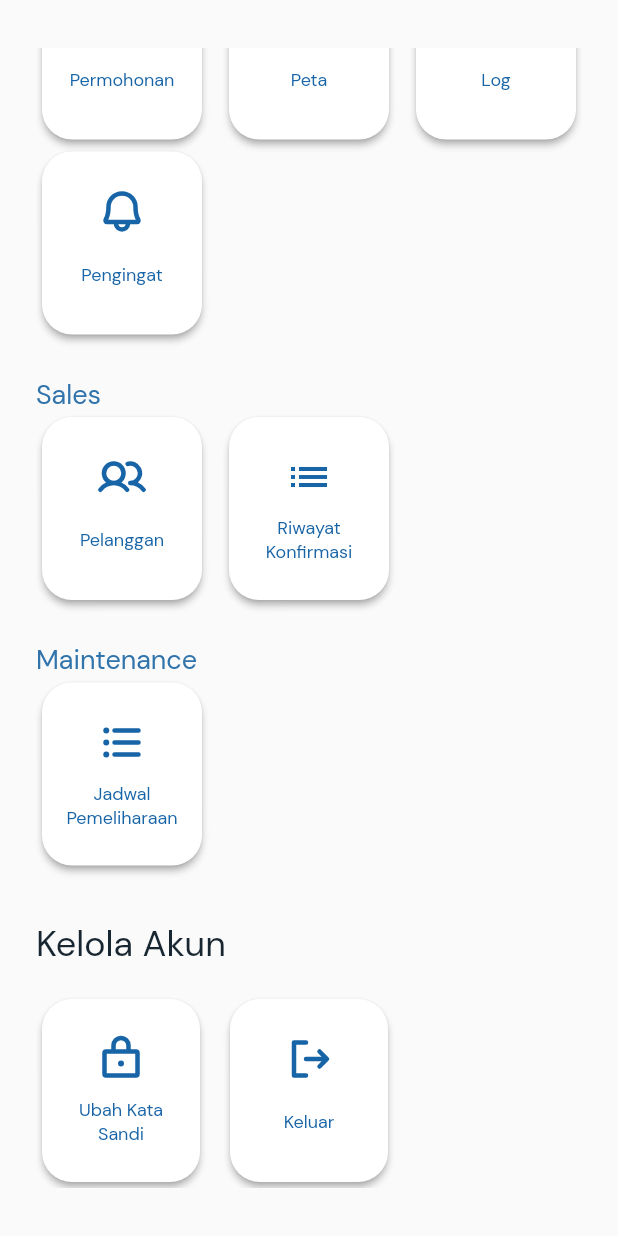
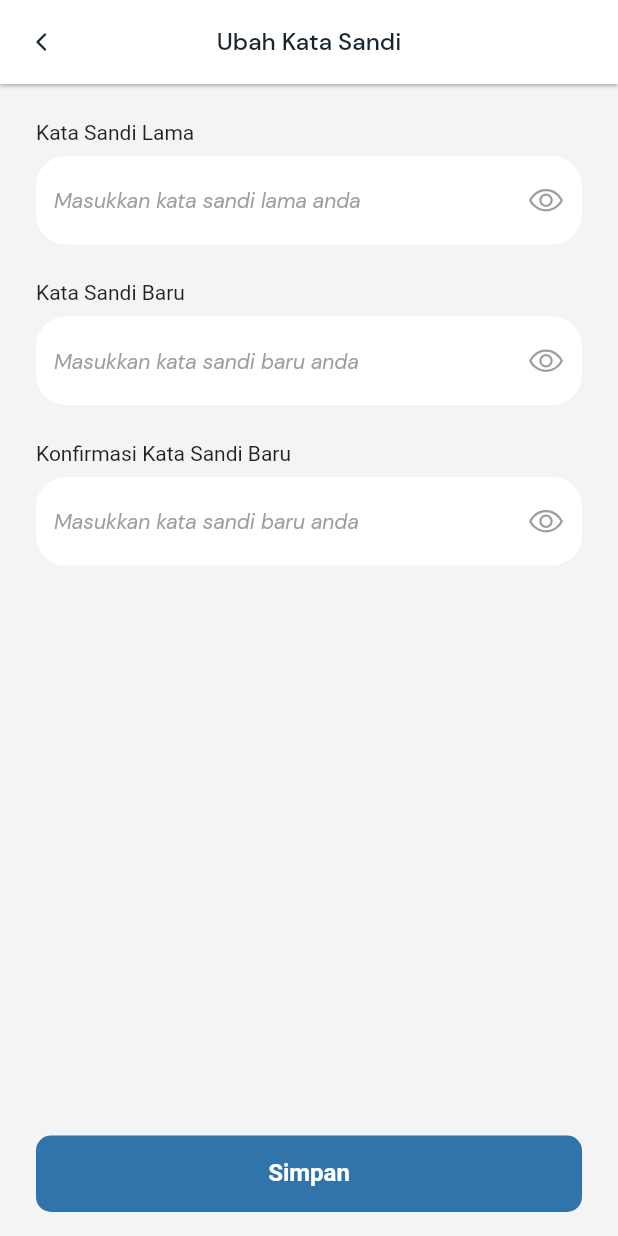
Before and after one commit to melianapang/maintenance-sales-lift-app, a Flutter app: the HomeView screen opened by its route, scrolled down 243 dp, after a tap on "Ubah Kata Sandi", on a phone screen of 412 x 824 dp. Run offline on Flutter 3.47's test engine with Material 2 defaults, Android fonts, the phone set to English and light mode, and no system bars; our stand-ins replace dio, phosphor_flutter; missing offline and left inert: dart:ffi; network calls fail.

Commit message:
feat(account): edit profile and change pass view

```diff
--- /dev/null
+++ b/lib/core/viewmodels/change_password/change_password_view_model.dart
@@ -0,0 +1,35 @@
+import 'package:rejo_jaya_sakti_apps/core/viewmodels/base_view_model.dart';
+
+class ChangePasswordViewModel extends BaseViewModel {
+  ChangePasswordViewModel();
+
+  bool? _isValid;
+  bool? get isValid => _isValid;
+
+  bool _showOldPassword = false;
+  bool get showOldPassword => _showOldPassword;
+
+  bool _showNewPassword = false;
+  bool get showNewPassword => _showNewPassword;
+
+  bool _showConfirmNewPassword = false;
+  bool get showConfirmNewPassword => _showConfirmNewPassword;
+
+  @override
+  Future<void> initModel() async {}
+
+  void setShowOldPassword(bool value) {
+    _showOldPassword = value;
+    notifyListeners();
+  }
+
+  void setShowNewPassword(bool value) {
+    _showNewPassword = value;
+    notifyListeners();
+  }
+
+  void setShowConfirmNewPassword(bool value) {
+    _showConfirmNewPassword = value;
+    notifyListeners();
+  }
+}
--- a/lib/router.dart
+++ b/lib/router.dart
@@ -4,6 +4,8 @@ import 'package:rejo_jaya_sakti_apps/core/models/profile_data_model.dart';
 import 'package:rejo_jaya_sakti_apps/core/models/role_model.dart';
 import 'package:rejo_jaya_sakti_apps/ui/views/home_view.dart';
 import 'package:rejo_jaya_sakti_apps/ui/views/login_view.dart';
+import 'package:rejo_jaya_sakti_apps/ui/views/manage_account/change_password_view.dart';
+import 'package:rejo_jaya_sakti_apps/ui/views/manage_account/edit_profile_view.dart';
 import 'package:rejo_jaya_sakti_apps/ui/views/splash_screen_view.dart';
 
 final RouteObserver<PageRoute<dynamic>> routeObserver =
@@ -49,6 +51,26 @@ class AppRouter {
             profileData: param,
           ),
         );
+      case Routes.editProfile:
+        final ProfileData param = settings.arguments is ProfileData
+            ? settings.arguments as ProfileData
+            : ProfileData(
+                username: '',
+                firstName: '',
+                lastName: '',
+                notelp: '',
+                email: '',
+                address: '',
+                city: '',
+                role: Role.Admin,
+              );
+        return buildRoute(
+          builder: (_) => EditProfileView(profileData: param),
+        );
+      case Routes.changePassword:
+        return buildRoute(
+          builder: (_) => const ChangePasswordView(),
+        );
     }
   }
 }
--- /dev/null
+++ b/lib/ui/shared/app_bars.dart
@@ -0,0 +1,41 @@
+import 'package:flutter/material.dart';
+import 'package:phosphor_flutter/phosphor_flutter.dart';
+
+import '../../core/app_constants/colors.dart';
+import '../../core/utilities/text_styles.dart';
+
+PreferredSizeWidget buildDefaultAppBar(
+  BuildContext context, {
+  required String title,
+  bool centerTitle = true,
+  bool isBackEnabled = false,
+  List<Widget>? actions,
+}) {
+  return AppBar(
+    title: Text(
+      title,
+      style: buildTextStyle(
+        fontSize: 16.0,
+        fontWeight: 500,
+        fontColor: MyColors.darkBlue01,
+      ),
+    ),
+    backgroundColor: MyColors.white,
+    centerTitle: centerTitle,
+    elevation: 1,
+    automaticallyImplyLeading: isBackEnabled,
+    leading: isBackEnabled
+        ? GestureDetector(
+            onTap: () {
+              Navigator.maybePop(context);
+            },
+            child: const Icon(
+              PhosphorIcons.caretLeftBold,
+              color: MyColors.darkBlue01,
+              size: 16,
+            ),
+          )
+        : null,
+    actions: actions,
+  );
+}
--- /dev/null
+++ b/lib/ui/views/manage_account/change_password_view.dart
@@ -0,0 +1,122 @@
+import 'package:flutter/material.dart';
+import 'package:phosphor_flutter/phosphor_flutter.dart';
+import 'package:rejo_jaya_sakti_apps/core/app_constants/colors.dart';
+import 'package:rejo_jaya_sakti_apps/core/viewmodels/change_password/change_password_view_model.dart';
+import 'package:rejo_jaya_sakti_apps/core/viewmodels/view_model.dart';
+import 'package:rejo_jaya_sakti_apps/ui/shared/app_bars.dart';
+import 'package:rejo_jaya_sakti_apps/ui/shared/spacings.dart';
+import 'package:rejo_jaya_sakti_apps/ui/widgets/buttons.dart';
+import 'package:rejo_jaya_sakti_apps/ui/widgets/text_inputs.dart';
+
+class ChangePasswordView extends StatefulWidget {
+  const ChangePasswordView({super.key});
+
+  @override
+  State<ChangePasswordView> createState() => _ChangePasswordViewState();
+}
+
+class _ChangePasswordViewState extends State<ChangePasswordView> {
+  final TextEditingController oldPwdController = TextEditingController();
+  final TextEditingController newPwdController = TextEditingController();
+  final TextEditingController confirmNewPwdController = TextEditingController();
+  @override
+  Widget build(BuildContext context) {
+    return ViewModel<ChangePasswordViewModel>(
+      model: ChangePasswordViewModel(),
+      onModelReady: (ChangePasswordViewModel model) async {
+        await model.initModel();
+      },
+      builder: (_, model, __) {
+        return Scaffold(
+          backgroundColor: MyColors.lightGreyBackground,
+          appBar: buildDefaultAppBar(
+            context,
+            title: "Ubah Kata Sandi",
+            isBackEnabled: true,
+          ),
+          bottomNavigationBar: ButtonWidget.bottomSingleButton(
+            buttonType: ButtonType.primary,
+            onTap: () {},
+            text: 'Simpan',
+          ),
+          body: SingleChildScrollView(
+            child: Padding(
+              padding: const EdgeInsets.all(
+                24.0,
+              ),
+              child: Column(
+                children: [
+                  TextInput.editable(
+                    label: "Kata Sandi Lama",
+                    onChangedListener: (text) {},
+                    isPassword: !model.showOldPassword,
+                    suffixIcon: GestureDetector(
+                      onTap: () =>
+                          model.setShowOldPassword(!model.showOldPassword),
+                      child: Icon(
+                        model.showOldPassword
+                            ? PhosphorIcons.eyeClosed
+                            : PhosphorIcons.eye,
+                        color: model.isValid == false
+                            ? Colors.redAccent
+                            : MyColors.greyColor,
+                      ),
+                    ),
+                    hintText: "Masukkan kata sandi lama anda",
+                    errorText: model.isValid == false
+                        ? "Your username is wrong"
+                        : null,
+                  ),
+                  Spacings.vert(24),
+                  TextInput.editable(
+                    label: "Kata Sandi Baru",
+                    onChangedListener: (text) {},
+                    isPassword: !model.showNewPassword,
+                    suffixIcon: GestureDetector(
+                      onTap: () =>
+                          model.setShowNewPassword(!model.showNewPassword),
+                      child: Icon(
+                        model.showNewPassword
+                            ? PhosphorIcons.eyeClosed
+                            : PhosphorIcons.eye,
+                        color: model.isValid == false
+                            ? Colors.redAccent
+                            : MyColors.greyColor,
+                      ),
+                    ),
+                    hintText: "Masukkan kata sandi baru anda",
+                    errorText: model.isValid == false
+                        ? "Your username is wrong"
+                        : null,
+                  ),
+                  Spacings.vert(24),
+                  TextInput.editable(
+                    onChangedListener: (text) {},
+                    label: "Konfirmasi Kata Sandi Baru",
+                    isPassword: !model.showConfirmNewPassword,
+                    suffixIcon: GestureDetector(
+                      onTap: () => model.setShowConfirmNewPassword(
+                          !model.showConfirmNewPassword),
+                      child: Icon(
+                        model.showConfirmNewPassword
+                            ? PhosphorIcons.eyeClosed
+                            : PhosphorIcons.eye,
+                        color: model.isValid == false
+                            ? Colors.redAccent
+                            : MyColors.greyColor,
+                      ),
+                    ),
+                    hintText: "Masukkan kata sandi baru anda",
+                    errorText: model.isValid == false
+                        ? "Your username is wrong"
+                        : null,
+                  ),
+                ],
+              ),
+            ),
+          ),
+        );
+      },
+    );
+  }
+}
```
Also changed, not shown: lib/ui/views/manage_account/edit_profile_view.dart (added, +100 -0 lines).
